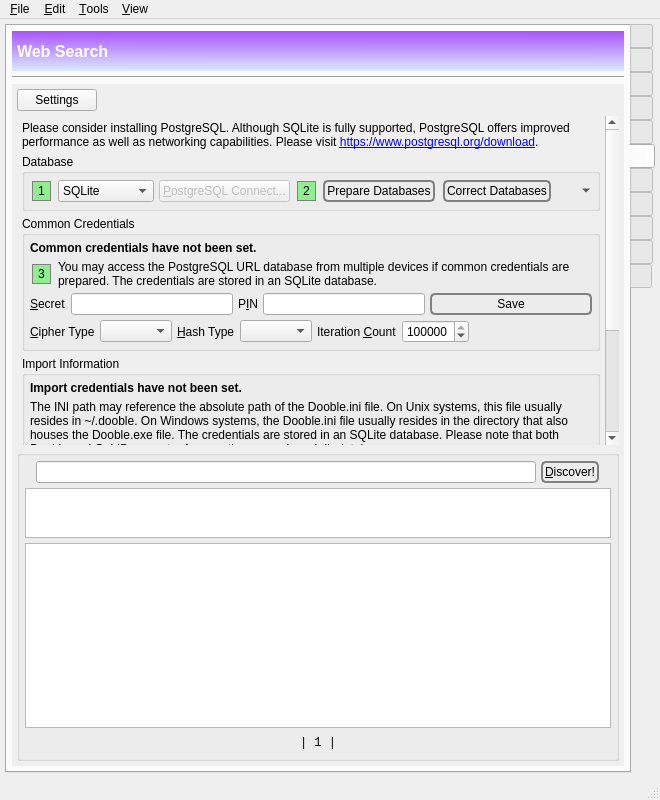
Qt form branches/trunk/GoldBug-UI/spot-on-controlcenter.ui (textbrowser/spot-on) before a commit.
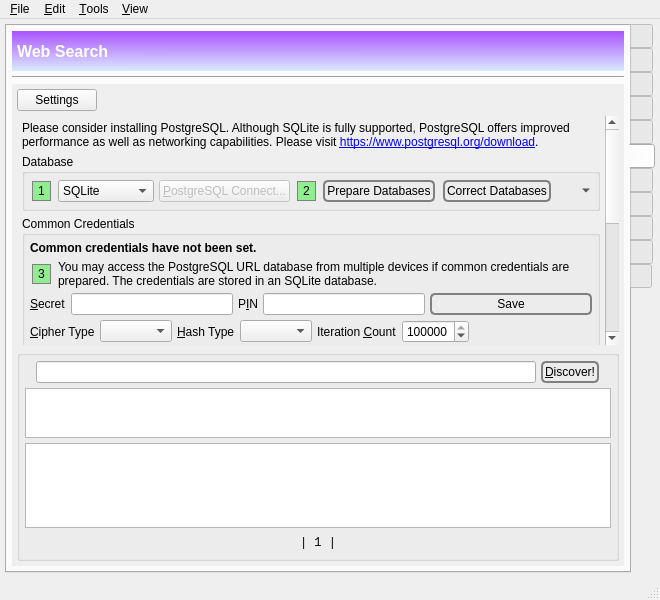
The same form after that commit. The open tabs and pages were chosen to show the change. Icons and pictures are not drawn. Custom widgets are drawn as their Qt base class.

Patch:
```diff
--- a/branches/trunk/GoldBug-UI/spot-on-controlcenter.ui
+++ b/branches/trunk/GoldBug-UI/spot-on-controlcenter.ui
@@ -7,7 +7,7 @@
     <x>0</x>
     <y>0</y>
     <width>660</width>
-    <height>800</height>
+    <height>600</height>
    </rect>
   </property>
   <property name="windowIcon">
@@ -5048,8 +5048,8 @@
             <rect>
              <x>0</x>
              <y>0</y>
-             <width>611</width>
-             <height>383</height>
+             <width>612</width>
+             <height>650</height>
             </rect>
            </property>
            <layout class="QVBoxLayout" name="verticalLayout_2">
@@ -5125,8 +5125,8 @@
                 <rect>
                  <x>0</x>
                  <y>0</y>
-                 <width>671</width>
-                 <height>606</height>
+                 <width>694</width>
+                 <height>652</height>
                 </rect>
                </property>
                <layout class="QVBoxLayout" name="verticalLayout_65">
```
Left out of the diff: 34 changed lines with no effect on the pictures.
